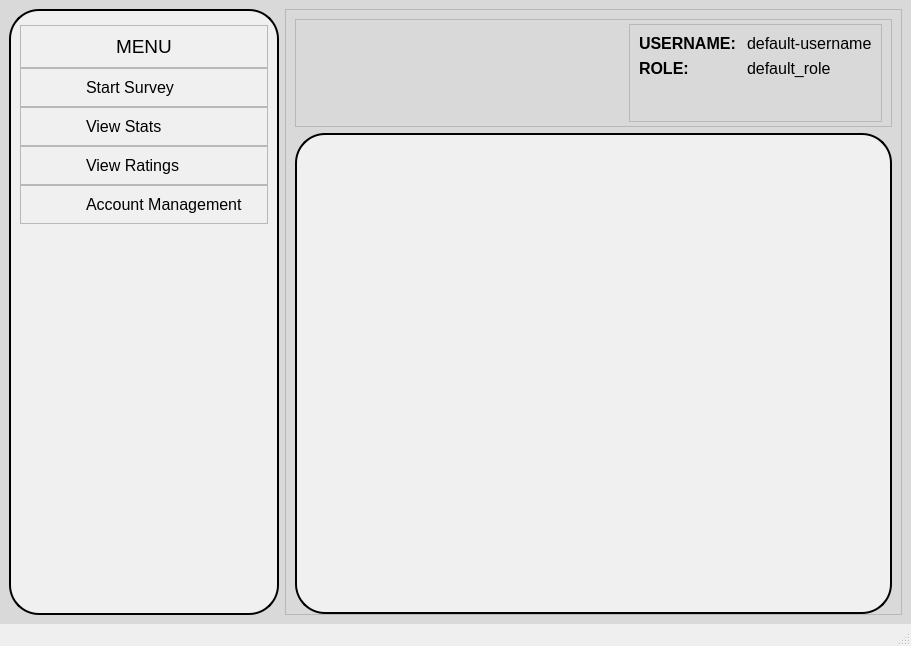
Above: src/ui_design/dashboard.ui from mikukula/SAT before the change. Below: the same form after it.
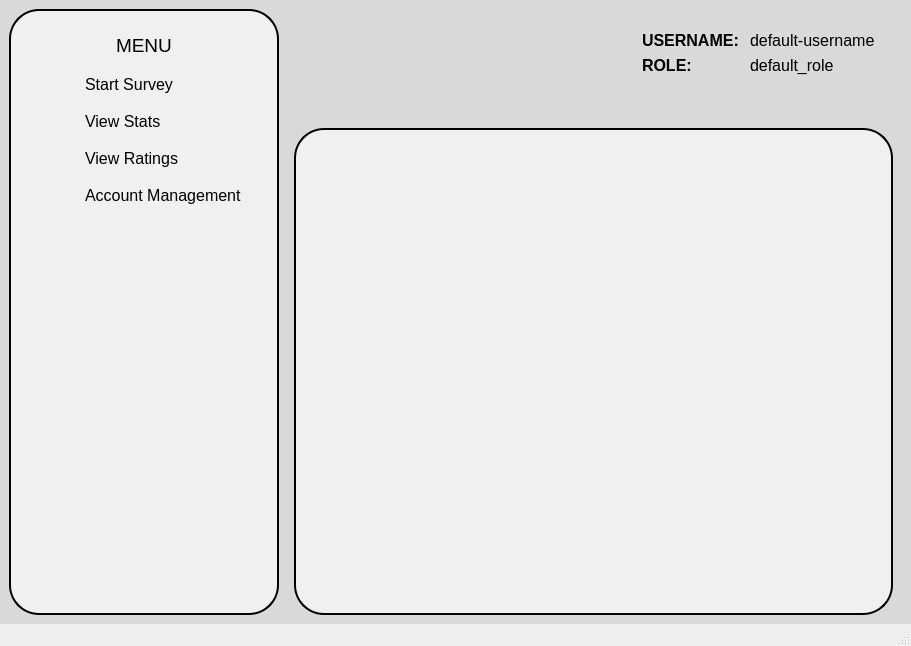
That is the form after the change. Icons and pictures are not drawn.

Commit message: frame borders removed

The edit to the form file:
```diff
--- a/src/ui_design/dashboard.ui
+++ b/src/ui_design/dashboard.ui
@@ -118,7 +118,7 @@
           </size>
          </property>
          <property name="frameShape">
-          <enum>QFrame::StyledPanel</enum>
+          <enum>QFrame::NoFrame</enum>
          </property>
          <property name="frameShadow">
           <enum>QFrame::Raised</enum>
@@ -181,7 +181,7 @@
 }</string>
          </property>
          <property name="frameShape">
-          <enum>QFrame::StyledPanel</enum>
+          <enum>QFrame::NoFrame</enum>
          </property>
          <property name="frameShadow">
           <enum>QFrame::Raised</enum>
@@ -234,7 +234,7 @@
 }</string>
          </property>
          <property name="frameShape">
-          <enum>QFrame::StyledPanel</enum>
+          <enum>QFrame::NoFrame</enum>
          </property>
          <property name="frameShadow">
           <enum>QFrame::Raised</enum>
@@ -284,7 +284,7 @@
 }</string>
          </property>
          <property name="frameShape">
-          <enum>QFrame::StyledPanel</enum>
+          <enum>QFrame::NoFrame</enum>
          </property>
          <property name="frameShadow">
           <enum>QFrame::Raised</enum>
@@ -334,7 +334,7 @@
 }</string>
          </property>
          <property name="frameShape">
-          <enum>QFrame::StyledPanel</enum>
+          <enum>QFrame::NoFrame</enum>
          </property>
          <property name="frameShadow">
           <enum>QFrame::Raised</enum>
@@ -383,12 +383,12 @@
         </spacer>
        </item>
       </layout>
-     </widget>
+     <property name="frameShape"><enum>QFrame::NoFrame</enum></property></widget>
     </item>
     <item>
      <widget class="QFrame" name="frame">
       <property name="frameShape">
-       <enum>QFrame::StyledPanel</enum>
+       <enum>QFrame::NoFrame</enum>
       </property>
       <property name="frameShadow">
        <enum>QFrame::Raised</enum>
@@ -406,7 +406,7 @@
           </size>
          </property>
          <property name="frameShape">
-          <enum>QFrame::StyledPanel</enum>
+          <enum>QFrame::NoFrame</enum>
          </property>
          <property name="frameShadow">
           <enum>QFrame::Raised</enum>
@@ -458,7 +458,7 @@
              </size>
             </property>
             <property name="frameShape">
-             <enum>QFrame::StyledPanel</enum>
+             <enum>QFrame::NoFrame</enum>
             </property>
             <property name="frameShadow">
              <enum>QFrame::Raised</enum>
@@ -532,7 +532,7 @@
 }</string>
          </property>
          <property name="frameShape">
-          <enum>QFrame::StyledPanel</enum>
+          <enum>QFrame::NoFrame</enum>
          </property>
          <property name="frameShadow">
           <enum>QFrame::Raised</enum>
```
Left out of the diff: 38 changed lines with no effect on the pictures. The commit also changes 9 other files.
